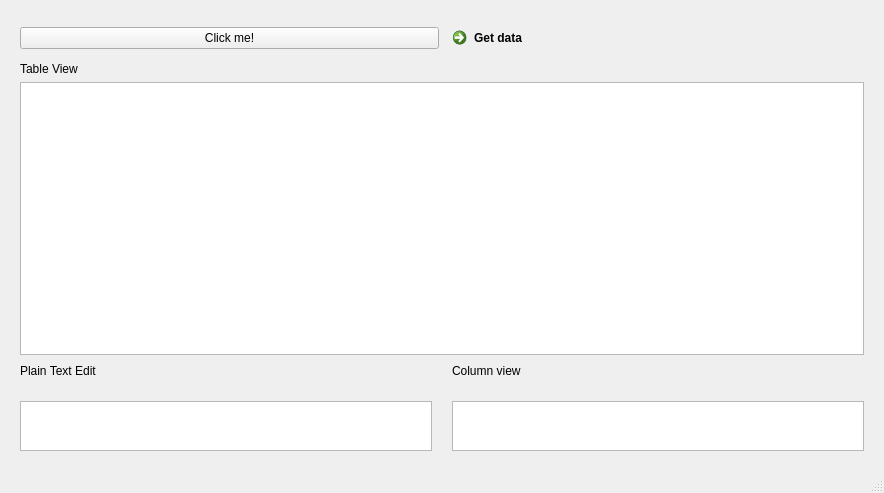
Above: ui/mainwindow.ui from aselvais/pyqt-experiment before the change. Below: the same form after it.
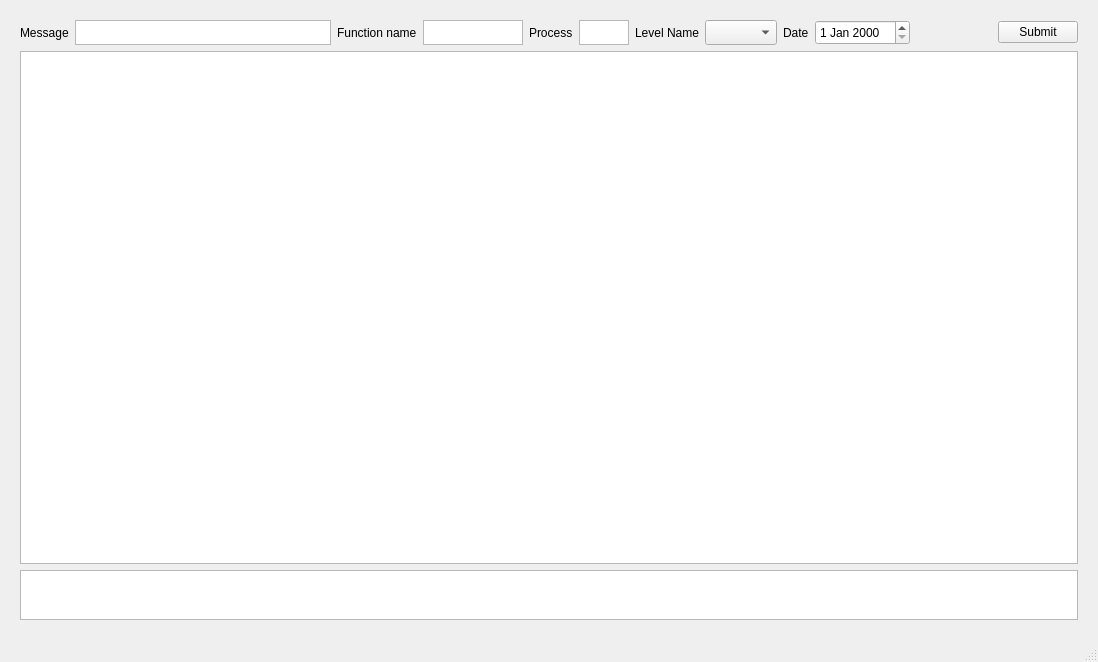
That is the form after the change.

Patch:
```diff
--- a/ui/mainwindow.ui
+++ b/ui/mainwindow.ui
@@ -6,8 +6,8 @@
    <rect>
     <x>0</x>
     <y>0</y>
-    <width>884</width>
-    <height>493</height>
+    <width>1098</width>
+    <height>662</height>
    </rect>
   </property>
   <property name="windowTitle">
@@ -30,28 +30,118 @@
     <item>
      <layout class="QHBoxLayout" name="horizontalLayout">
       <item>
-       <widget class="QPushButton" name="btn_clickme">
+       <widget class="QLabel" name="label">
+        <property name="maximumSize">
+         <size>
+          <width>16777215</width>
+          <height>25</height>
+         </size>
+        </property>
         <property name="text">
-         <string>Click me!</string>
+         <string>Message</string>
         </property>
        </widget>
       </item>
       <item>
-       <widget class="QCommandLinkButton" name="btn_linkme">
+       <widget class="QTextEdit" name="text_edit_message">
+        <property name="maximumSize">
+         <size>
+          <width>16777215</width>
+          <height>25</height>
+         </size>
+        </property>
+       </widget>
+      </item>
+      <item>
+       <widget class="QLabel" name="label_2">
         <property name="text">
-         <string>Get data</string>
+         <string>Function name</string>
+        </property>
+       </widget>
+      </item>
+      <item>
+       <widget class="QTextEdit" name="text_edit_funcname">
+        <property name="maximumSize">
+         <size>
+          <width>100</width>
+          <height>25</height>
+         </size>
+        </property>
+       </widget>
+      </item>
+      <item>
+       <widget class="QLabel" name="label_3">
+        <property name="text">
+         <string>Process</string>
+        </property>
+       </widget>
+      </item>
+      <item>
+       <widget class="QTextEdit" name="text_edit_process">
+        <property name="maximumSize">
+         <size>
+          <width>50</width>
+          <height>25</height>
+         </size>
+        </property>
+       </widget>
+      </item>
+      <item>
+       <widget class="QLabel" name="label_4">
+        <property name="text">
+         <string>Level Name</string>
+        </property>
+       </widget>
+      </item>
+      <item>
+       <widget class="QComboBox" name="combo_box_levelname">
+        <property name="maximumSize">
+         <size>
+          <width>150</width>
+          <height>25</height>
+         </size>
+        </property>
+       </widget>
+      </item>
+      <item>
+       <widget class="QLabel" name="label_5">
+        <property name="text">
+         <string>Date</string>
+        </property>
+       </widget>
+      </item>
+      <item>
+       <widget class="QDateEdit" name="date_edit">
+        <property name="maximumSize">
+         <size>
+          <width>16777215</width>
+          <height>25</height>
+         </size>
+        </property>
+       </widget>
+      </item>
+      <item>
+       <spacer name="horizontalSpacer_2">
+        <property name="orientation">
+         <enum>Qt::Horizontal</enum>
+        </property>
+        <property name="sizeHint" stdset="0">
+         <size>
+          <width>40</width>
+          <height>20</height>
+         </size>
+        </property>
+       </spacer>
+      </item>
+      <item>
+       <widget class="QPushButton" name="btn_submit">
+        <property name="text">
+         <string>Submit</string>
         </property>
        </widget>
       </item>
      </layout>
     </item>
-    <item>
-     <widget class="QLabel" name="label_tableview">
-      <property name="text">
-       <string>Table View</string>
-      </property>
-     </widget>
-    </item>
     <item>
      <widget class="QTableView" name="table_view">
       <property name="sortingEnabled">
@@ -75,19 +165,6 @@
       </property>
       <item>
        <layout class="QVBoxLayout" name="verticalLayout_3">
-        <item>
-         <widget class="QLabel" name="label_textedit">
-          <property name="maximumSize">
-           <size>
-            <width>16777215</width>
-            <height>20</height>
-           </size>
-          </property>
-          <property name="text">
-           <string>Plain Text Edit</string>
-          </property>
-         </widget>
-        </item>
         <item>
          <widget class="QPlainTextEdit" name="plain_text_edit">
           <property name="sizePolicy">
@@ -107,31 +184,7 @@
        </layout>
       </item>
       <item>
-       <layout class="QVBoxLayout" name="verticalLayout_2">
-        <item>
-         <widget class="QLabel" name="label_columnview">
-          <property name="maximumSize">
-           <size>
-            <width>16777215</width>
-            <height>20</height>
-           </size>
-          </property>
-          <property name="text">
-           <string>Column view</string>
-          </property>
-         </widget>
-        </item>
-        <item>
-         <widget class="QColumnView" name="column_view">
-          <property name="maximumSize">
-           <size>
-            <width>16777215</width>
-            <height>50</height>
-           </size>
-          </property>
-         </widget>
-        </item>
-       </layout>
+       <layout class="QVBoxLayout" name="verticalLayout_2"/>
       </item>
      </layout>
     </item>
```
Left out of the diff: 2 changed lines with no effect on the pictures.
